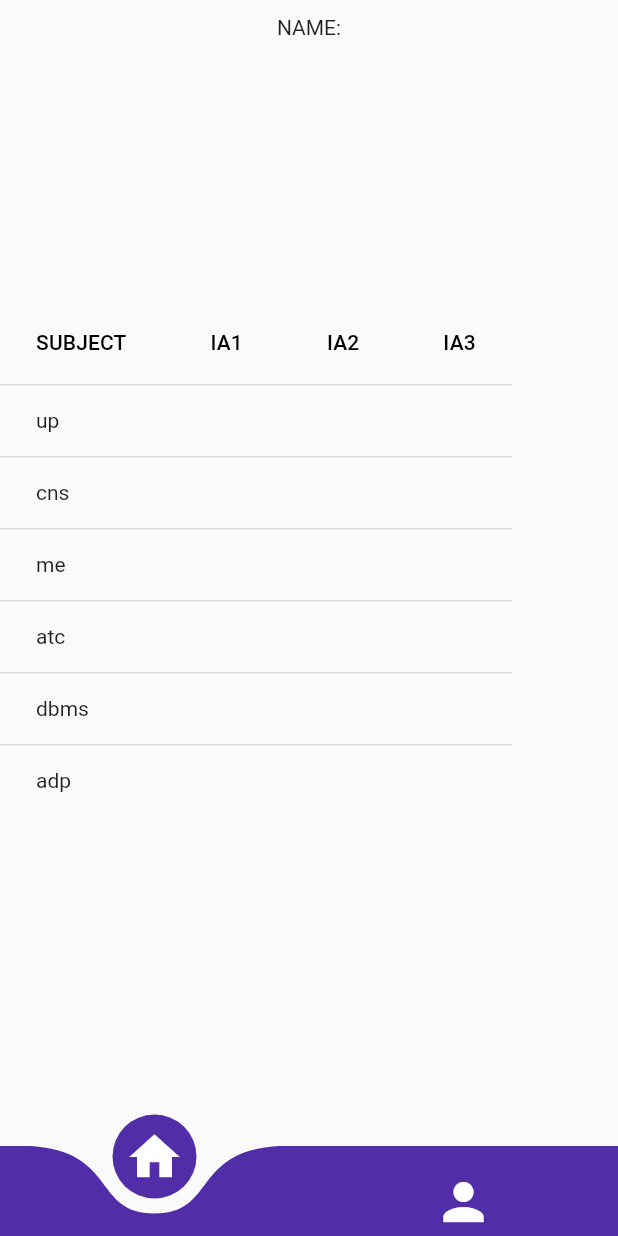
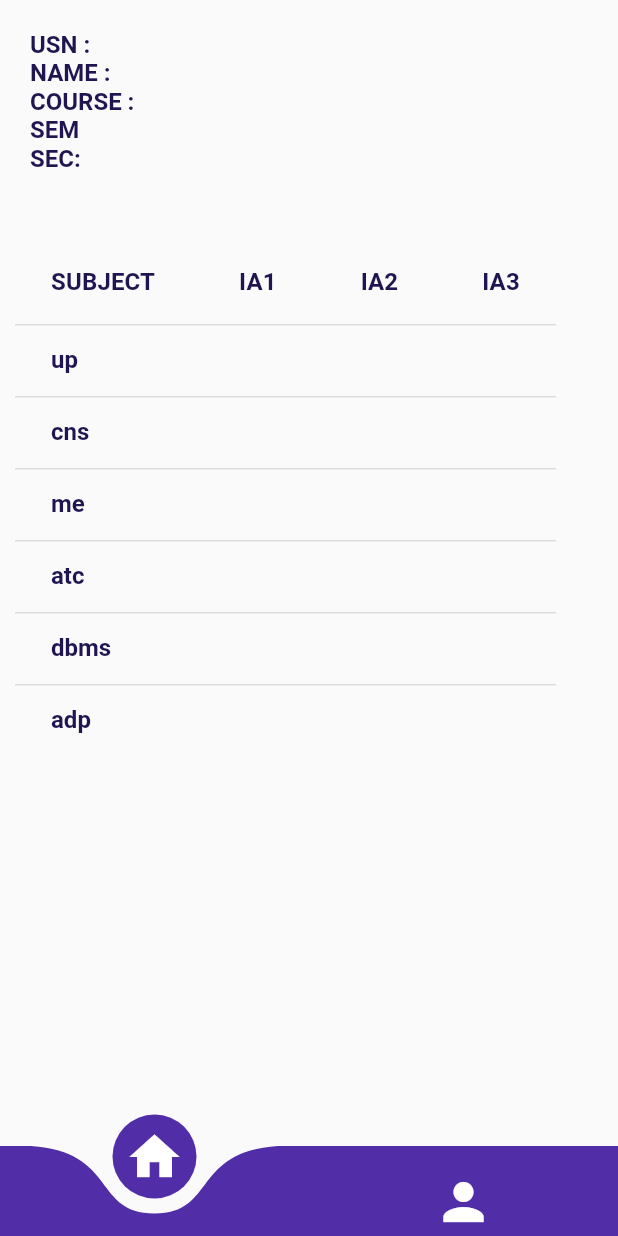
Before and after one commit to hrishi-19/CSE-MITRA, a Flutter app: the Result screen opened directly with empty values, on a phone screen of 412 x 824 dp. Run offline on Flutter 3.47's test engine with Material 2 defaults, Android fonts, the phone set to English and light mode, and no system bars; drawn by our look-alikes of curved_navigation_bar; our stand-ins replace firebase_auth, firebase_core, flutter_spinkit, font_awesome_flutter, google_fonts, google_sign_in; accounts and stored records are empty.

Commit message:
changes to result screen

```diff
--- a/data/marks.json
+++ b/data/marks.json
@@ -1,6 +1,9 @@
 {
   "1by19cs025": {
   "name": "Hrishikesh kamath",
+    "course": "computer science",
+    "sem": 5,
+    "sec": "a",
     "ia1": {
       "cns": 25,
       "up": 28,
@@ -20,6 +23,9 @@
   },
   "1by19cs012": {
     "name": "Amit Athreya",
+    "course": "computer science",
+    "sem": 5,
+    "sec": "a",
     "ia1": {
       "cns": 15,
       "up": 18,
--- a/lib/screens/result.dart
+++ b/lib/screens/result.dart
@@ -1,11 +1,12 @@
 import 'package:flutter/cupertino.dart';
 import 'package:flutter/material.dart';
+import 'package:mitra/utility/constants.dart';
 import 'package:mitra/widgets/bottom_navbar.dart';
 
 class Result extends StatefulWidget {
     Map<String,dynamic> data;
     String usn;
-    Result({required this.data,required this.usn});
+    Result({Key? key, required this.data,required this.usn}) : super(key: key);
 
 
   @override
@@ -22,13 +23,15 @@ Map<String,dynamic>data;
   Widget build(BuildContext context) {
             return Scaffold(
               body:SafeArea(
+                child: Container(
+                  padding: EdgeInsets.all(10),
                   child: Column(
                     mainAxisAlignment: MainAxisAlignment.center,
                     crossAxisAlignment: CrossAxisAlignment.start,
                     children: [
                      Container(
                        width:double.infinity,
-                     height: 200,
+                       height: 150,
                        decoration: BoxDecoration(
                          // image: DecorationImage(
                          //   image: AssetImage('assets/images/bg.jpg'),
@@ -37,62 +40,93 @@ Map<String,dynamic>data;
                        ),
                        child: Padding(
                          padding: EdgeInsets.all(10),
-                       child: Column(
-                         mainAxisAlignment: MainAxisAlignment.start,
+                         child:  RichText(
+                           text: TextSpan(
                              children: [
-                           Expanded(
-                             child: Text("NAME:"+data["name"])
+                               TextSpan(
+                                 text: "USN : ",
+                                style: homeWidgetHeading.copyWith(fontSize: 16)
+                               ), TextSpan(
+                                   text: usn.toUpperCase(),
+                                   style: homeWidgetdesc
+                               ),
+                               TextSpan(
+                                   text: "\nNAME : ",
+                                   style: homeWidgetHeading.copyWith(fontSize: 16)
+                               ), TextSpan(
+                                   text: data['name'].toUpperCase(),
+                                   style: homeWidgetdesc
+                               ),TextSpan(
+                                   text: "\nCOURSE : ",
+                                   style: homeWidgetHeading.copyWith(fontSize: 16)
+                               ), TextSpan(
+                                   text: data['course'].toUpperCase(),
+                                   style: homeWidgetdesc
+                               ),
+                               TextSpan(
+                                   text: "\nSEM ",
+                                   style: homeWidgetHeading.copyWith(fontSize: 16)
+                               ), TextSpan(
+                                   text: data['sem'].toString(),
+                                   style: homeWidgetdesc
+                               ),TextSpan(
+                                   text: "\nSEC: ",
+                                   style: homeWidgetHeading.copyWith(fontSize: 16)
+                               ), TextSpan(
+                                   text: data['sec'].toUpperCase(),
+                                   style: homeWidgetdesc
+                               ),
+                             ]
                            )
-                         ],
-                       ),
+                         )
                        ),
                      ),
                       Expanded(
                           child:DataTable(
                                     columns: [
-                                    DataColumn(label: Text("SUBJECT")),
-                                    DataColumn(label: Text("IA1")),
-                                    DataColumn(label: Text("IA2")),
-                                    DataColumn(label: Text("IA3"))
+                                      DataColumn(label: Text("SUBJECT",style: homeWidgetHeading.copyWith(fontSize: 16))),
+                                      DataColumn(label: Text("IA1",style: homeWidgetHeading.copyWith(fontSize: 16))),
+                                      DataColumn(label: Text("IA2",style: homeWidgetHeading.copyWith(fontSize: 16))),
+                                      DataColumn(label: Text("IA3",style: homeWidgetHeading.copyWith(fontSize: 16)))
                                     ],
                                     rows: [
                                       DataRow(cells: [
-                                      DataCell(Text('up')),
+                                        DataCell(Text('up',style: homeWidgetHeading.copyWith(fontSize: 16))),
                                         DataCell(Text(data['ia1']['up'].toString())),
                                         DataCell(Text(data['ia2']['up'].toString())),
                                         DataCell(Text(data['ia2']['up'].toString())),
 
                                       ]),
                                       DataRow(cells: [
-                                      DataCell(Text('cns')),
+                                        DataCell(Text('cns',style: homeWidgetHeading.copyWith(fontSize: 16))),
                                         DataCell(Text(data['ia1']['cns'].toString())),
                                         DataCell(Text(data['ia2']['cns'].toString())),
                                         DataCell(Text(data['ia2']['cns'].toString())),
 
                                       ]),
                                       DataRow(cells: [
-                                      DataCell(Text('me')),
+                                        DataCell(Text('me',style: homeWidgetHeading.copyWith(fontSize: 16))),
                                         DataCell(Text(data['ia1']['me'].toString())),
                                         DataCell(Text(data['ia2']['me'].toString())),
                                         DataCell(Text(data['ia2']['me'].toString())),
 
                                       ]),
                                       DataRow(cells: [
-                                      DataCell(Text('atc')),
+                                        DataCell(Text('atc',style: homeWidgetHeading.copyWith(fontSize: 16))),
                                         DataCell(Text(data['ia1']['atc'].toString())),
                                         DataCell(Text(data['ia2']['atc'].toString())),
                                         DataCell(Text(data['ia2']['atc'].toString())),
 
                                       ]),
                                       DataRow(cells: [
-                                      DataCell(Text('dbms')),
+                                        DataCell(Text('dbms',style: homeWidgetHeading.copyWith(fontSize: 16))),
                                         DataCell(Text(data['ia1']['dbms'].toString())),
                                         DataCell(Text(data['ia2']['dbms'].toString())),
                                         DataCell(Text(data['ia2']['dbms'].toString())),
 
                                       ]),
                                       DataRow(cells: [
-                                      DataCell(Text('adp')),
+                                        DataCell(Text('adp',style: homeWidgetHeading.copyWith(fontSize: 16))),
                                         DataCell(Text(data['ia1']['adp'].toString())),
                                         DataCell(Text(data['ia2']['adp'].toString())),
                                         DataCell(Text(data['ia2']['adp'].toString())),
@@ -104,6 +138,7 @@ Map<String,dynamic>data;
                     ],
                   ),
                 ),
+              ),
               bottomNavigationBar: Navbar(),
             );
 
```
Lines whose indentation alone changed are shown as unchanged.
